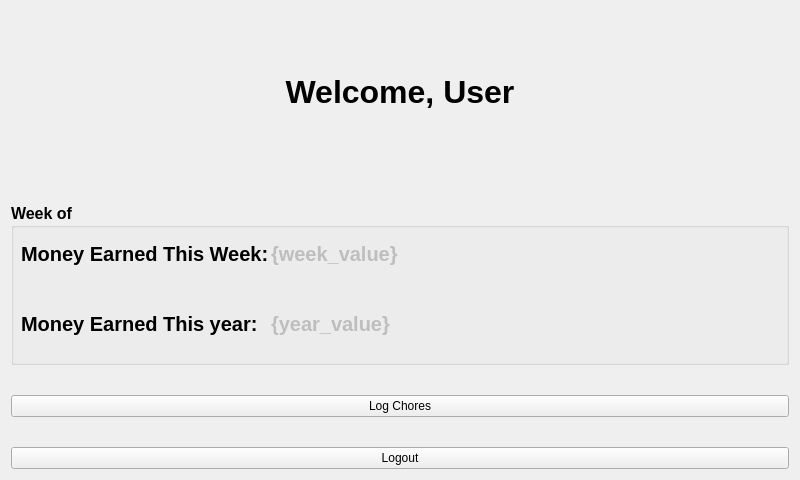
jplarose/PiChores, file UserHome.ui: the form before one commit.
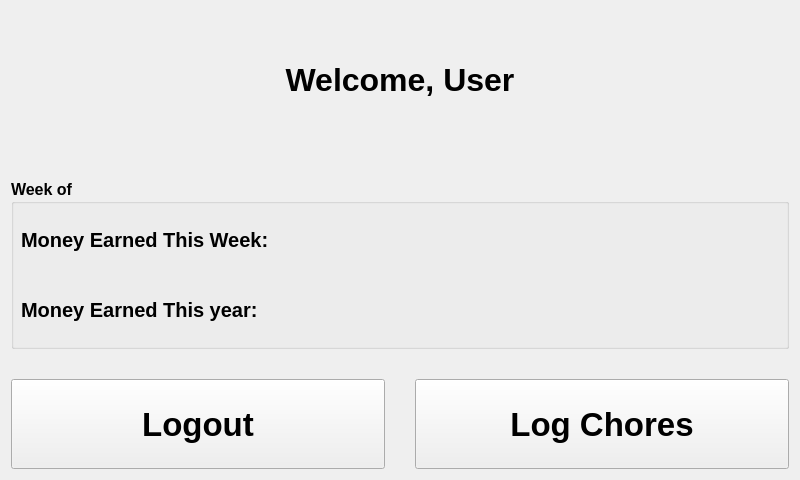
The form after the commit. Icons and pictures are not drawn.

Diff of the .ui file:
```diff
--- a/UserHome.ui
+++ b/UserHome.ui
@@ -29,6 +29,12 @@
    </item>
    <item>
     <widget class="QGroupBox" name="earnings_box">
+     <property name="minimumSize">
+      <size>
+       <width>775</width>
+       <height>170</height>
+      </size>
+     </property>
      <property name="font">
       <font>
        <pointsize>12</pointsize>
@@ -42,7 +48,7 @@
       <property name="geometry">
        <rect>
         <x>10</x>
-        <y>30</y>
+        <y>40</y>
         <width>261</width>
         <height>41</height>
        </rect>
@@ -64,7 +70,7 @@
       <property name="geometry">
        <rect>
         <x>10</x>
-        <y>100</y>
+        <y>110</y>
         <width>241</width>
         <height>41</height>
        </rect>
@@ -86,7 +92,7 @@
       <property name="geometry">
        <rect>
         <x>260</x>
-        <y>30</y>
+        <y>40</y>
         <width>151</width>
         <height>41</height>
        </rect>
@@ -98,7 +104,7 @@
        </font>
       </property>
       <property name="text">
-       <string>{week_value}</string>
+       <string/>
       </property>
      </widget>
      <widget class="QLabel" name="label_2">
@@ -108,7 +114,7 @@
       <property name="geometry">
        <rect>
         <x>260</x>
-        <y>100</y>
+        <y>110</y>
         <width>141</width>
         <height>41</height>
        </rect>
@@ -120,24 +126,945 @@
        </font>
       </property>
       <property name="text">
-       <string>{year_value}</string>
+       <string/>
       </property>
      </widget>
     </widget>
    </item>
    <item>
-    <widget class="QPushButton" name="pushButton">
-     <property name="text">
-      <string>Log Chores</string>
-     </property>
-    </widget>
-   </item>
-   <item>
-    <widget class="QPushButton" name="pushButton_2">
-     <property name="text">
-      <string>Logout</string>
-     </property>
-    </widget>
+    <layout class="QHBoxLayout" name="horizontalLayout">
+     <item>
+      <widget class="QPushButton" name="pushButton_2">
+       <property name="minimumSize">
+        <size>
+         <width>0</width>
+         <height>90</height>
+        </size>
+       </property>
+       <property name="palette">
+        <palette>
+         <active>
+          <colorrole role="WindowText">
+           <brush brushstyle="SolidPattern">
+            <color alpha="255">
+             <red>0</red>
+             <green>0</green>
+             <blue>0</blue>
+            </color>
+           </brush>
+          </colorrole>
+          <colorrole role="Button">
+           <brush brushstyle="SolidPattern">
+            <color alpha="255">
+             <red>237</red>
+             <green>51</green>
+             <blue>59</blue>
+            </color>
+           </brush>
+          </colorrole>
+          <colorrole role="Light">
+           <brush brushstyle="SolidPattern">
+            <color alpha="255">
+             <red>255</red>
+             <green>155</green>
+             <blue>160</blue>
+            </color>
+           </brush>
+          </colorrole>
+          <colorrole role="Midlight">
+           <brush brushstyle="SolidPattern">
+            <color alpha="255">
+             <red>246</red>
+             <green>103</green>
+             <blue>109</blue>
+            </color>
+           </brush>
+          </colorrole>
+          <colorrole role="Dark">
+           <brush brushstyle="SolidPattern">
+            <color alpha="255">
+             <red>118</red>
+             <green>25</green>
+             <blue>29</blue>
+            </color>
+           </brush>
+          </colorrole>
+          <colorrole role="Mid">
+           <brush brushstyle="SolidPattern">
+            <color alpha="255">
+             <red>158</red>
+             <green>34</green>
+             <blue>39</blue>
+            </color>
+           </brush>
+          </colorrole>
+          <colorrole role="Text">
+           <brush brushstyle="SolidPattern">
+            <color alpha="255">
+             <red>0</red>
+             <green>0</green>
+             <blue>0</blue>
+            </color>
+           </brush>
+          </colorrole>
+          <colorrole role="BrightText">
+           <brush brushstyle="SolidPattern">
+            <color alpha="255">
+             <red>255</red>
+             <green>255</green>
+             <blue>255</blue>
+            </color>
+           </brush>
+          </colorrole>
+          <colorrole role="ButtonText">
+           <brush brushstyle="SolidPattern">
+            <color alpha="255">
+             <red>0</red>
+             <green>0</green>
+             <blue>0</blue>
+            </color>
+           </brush>
+          </colorrole>
+          <colorrole role="Base">
+           <brush brushstyle="SolidPattern">
+            <color alpha="255">
+             <red>255</red>
+             <green>255</green>
+             <blue>255</blue>
+            </color>
+           </brush>
+          </colorrole>
+          <colorrole role="Window">
+           <brush brushstyle="SolidPattern">
+            <color alpha="255">
+             <red>237</red>
+             <green>51</green>
+             <blue>59</blue>
+            </color>
+           </brush>
+          </colorrole>
+          <colorrole role="Shadow">
+           <brush brushstyle="SolidPattern">
+            <color alpha="255">
+             <red>0</red>
+             <green>0</green>
+             <blue>0</blue>
+            </color>
+           </brush>
+          </colorrole>
+          <colorrole role="AlternateBase">
+           <brush brushstyle="SolidPattern">
+            <color alpha="255">
+             <red>246</red>
+             <green>153</green>
+             <blue>157</blue>
+            </color>
+           </brush>
+          </colorrole>
+          <colorrole role="ToolTipBase">
+           <brush brushstyle="SolidPattern">
+            <color alpha="255">
+             <red>255</red>
+             <green>255</green>
+             <blue>220</blue>
+            </color>
+           </brush>
+          </colorrole>
+          <colorrole role="ToolTipText">
+           <brush brushstyle="SolidPattern">
+            <color alpha="255">
+             <red>0</red>
+             <green>0</green>
+             <blue>0</blue>
+            </color>
+           </brush>
+          </colorrole>
+          <colorrole role="PlaceholderText">
+           <brush brushstyle="SolidPattern">
+            <color alpha="127">
+             <red>0</red>
+             <green>0</green>
+             <blue>0</blue>
+            </color>
+           </brush>
+          </colorrole>
+         </active>
+         <inactive>
+          <colorrole role="WindowText">
+           <brush brushstyle="SolidPattern">
+            <color alpha="255">
+             <red>0</red>
+             <green>0</green>
+             <blue>0</blue>
+            </color>
+           </brush>
+          </colorrole>
+          <colorrole role="Button">
+           <brush brushstyle="SolidPattern">
+            <color alpha="255">
+             <red>239</red>
+             <green>239</green>
+             <blue>239</blue>
+            </color>
+           </brush>
+          </colorrole>
+          <colorrole role="Light">
+           <brush brushstyle="SolidPattern">
+            <color alpha="255">
+             <red>255</red>
+             <green>255</green>
+             <blue>255</blue>
+            </color>
+           </brush>
+          </colorrole>
+          <colorrole role="Midlight">
+           <brush brushstyle="SolidPattern">
+            <color alpha="255">
+             <red>202</red>
+             <green>202</green>
+             <blue>202</blue>
+            </color>
+           </brush>
+          </colorrole>
+          <colorrole role="Dark">
+           <brush brushstyle="SolidPattern">
+            <color alpha="255">
+             <red>159</red>
+             <green>159</green>
+             <blue>159</blue>
+            </color>
+           </brush>
+          </colorrole>
+          <colorrole role="Mid">
+           <brush brushstyle="SolidPattern">
+            <color alpha="255">
+             <red>184</red>
+             <green>184</green>
+             <blue>184</blue>
+            </color>
+           </brush>
+          </colorrole>
+          <colorrole role="Text">
+           <brush brushstyle="SolidPattern">
+            <color alpha="255">
+             <red>0</red>
+             <green>0</green>
+             <blue>0</blue>
+            </color>
+           </brush>
+          </colorrole>
+          <colorrole role="BrightText">
+           <brush brushstyle="SolidPattern">
+            <color alpha="255">
+             <red>255</red>
+             <green>255</green>
+             <blue>255</blue>
+            </color>
+           </brush>
+          </colorrole>
+          <colorrole role="ButtonText">
+           <brush brushstyle="SolidPattern">
+            <color alpha="255">
+             <red>0</red>
+             <green>0</green>
+             <blue>0</blue>
+            </color>
+           </brush>
+          </colorrole>
+          <colorrole role="Base">
+           <brush brushstyle="SolidPattern">
+            <color alpha="255">
+             <red>255</red>
+             <green>255</green>
+             <blue>255</blue>
+            </color>
+           </brush>
+          </colorrole>
+          <colorrole role="Window">
+           <brush brushstyle="SolidPattern">
+            <color alpha="255">
+             <red>239</red>
+             <green>239</green>
+             <blue>239</blue>
+            </color>
+           </brush>
+          </colorrole>
+          <colorrole role="Shadow">
+           <brush brushstyle="SolidPattern">
+            <color alpha="255">
+             <red>118</red>
+             <green>118</green>
+             <blue>118</blue>
+            </color>
+           </brush>
+          </colorrole>
+          <colorrole role="AlternateBase">
+           <brush brushstyle="SolidPattern">
+            <color alpha="255">
+             <red>247</red>
+             <green>247</green>
+             <blue>247</blue>
+            </color>
+           </brush>
+          </colorrole>
+          <colorrole role="ToolTipBase">
+           <brush brushstyle="SolidPattern">
+            <color alpha="255">
+             <red>255</red>
+             <green>255</green>
+             <blue>220</blue>
+            </color>
+           </brush>
+          </colorrole>
+          <colorrole role="ToolTipText">
+           <brush brushstyle="SolidPattern">
+            <color alpha="255">
+             <red>0</red>
+             <green>0</green>
+             <blue>0</blue>
+            </color>
+           </brush>
+          </colorrole>
+          <colorrole role="PlaceholderText">
+           <brush brushstyle="SolidPattern">
+            <color alpha="128">
+             <red>0</red>
+             <green>0</green>
+             <blue>0</blue>
+            </color>
+           </brush>
+          </colorrole>
+         </inactive>
+         <disabled>
+          <colorrole role="WindowText">
+           <brush brushstyle="SolidPattern">
+            <color alpha="255">
+             <red>118</red>
+             <green>25</green>
+             <blue>29</blue>
+            </color>
+           </brush>
+          </colorrole>
+          <colorrole role="Button">
+           <brush brushstyle="SolidPattern">
+            <color alpha="255">
+             <red>237</red>
+             <green>51</green>
+             <blue>59</blue>
+            </color>
+           </brush>
+          </colorrole>
+          <colorrole role="Light">
+           <brush brushstyle="SolidPattern">
+            <color alpha="255">
+             <red>255</red>
+             <green>155</green>
+             <blue>160</blue>
+            </color>
+           </brush>
+          </colorrole>
+          <colorrole role="Midlight">
+           <brush brushstyle="SolidPattern">
+            <color alpha="255">
+             <red>246</red>
+             <green>103</green>
+             <blue>109</blue>
+            </color>
+           </brush>
+          </colorrole>
+          <colorrole role="Dark">
+           <brush brushstyle="SolidPattern">
+            <color alpha="255">
+             <red>118</red>
+             <green>25</green>
+             <blue>29</blue>
+            </color>
+           </brush>
+          </colorrole>
+          <colorrole role="Mid">
+           <brush brushstyle="SolidPattern">
+            <color alpha="255">
+             <red>158</red>
+             <green>34</green>
+             <blue>39</blue>
+            </color>
+           </brush>
+          </colorrole>
+          <colorrole role="Text">
+           <brush brushstyle="SolidPattern">
+            <color alpha="255">
+             <red>118</red>
+             <green>25</green>
+             <blue>29</blue>
+            </color>
+           </brush>
+          </colorrole>
+          <colorrole role="BrightText">
+           <brush brushstyle="SolidPattern">
+            <color alpha="255">
+             <red>255</red>
+             <green>255</green>
+             <blue>255</blue>
+            </color>
+           </brush>
+          </colorrole>
+          <colorrole role="ButtonText">
+           <brush brushstyle="SolidPattern">
+            <color alpha="255">
+             <red>118</red>
+             <green>25</green>
+             <blue>29</blue>
+            </color>
+           </brush>
+          </colorrole>
+          <colorrole role="Base">
+           <brush brushstyle="SolidPattern">
+            <color alpha="255">
+             <red>237</red>
+             <green>51</green>
+             <blue>59</blue>
+            </color>
+           </brush>
+          </colorrole>
+          <colorrole role="Window">
+           <brush brushstyle="SolidPattern">
+            <color alpha="255">
+             <red>237</red>
+             <green>51</green>
+             <blue>59</blue>
+            </color>
+           </brush>
+          </colorrole>
+          <colorrole role="Shadow">
+           <brush brushstyle="SolidPattern">
+            <color alpha="255">
+             <red>177</red>
+             <green>177</green>
+             <blue>177</blue>
+            </color>
+           </brush>
+          </colorrole>
+          <colorrole role="AlternateBase">
+           <brush brushstyle="SolidPattern">
+            <color alpha="255">
+             <red>247</red>
+             <green>247</green>
+             <blue>247</blue>
+            </color>
+           </brush>
+          </colorrole>
+          <colorrole role="ToolTipBase">
+           <brush brushstyle="SolidPattern">
+            <color alpha="255">
+             <red>255</red>
+             <green>255</green>
+             <blue>220</blue>
+            </color>
+           </brush>
+          </colorrole>
+          <colorrole role="ToolTipText">
+           <brush brushstyle="SolidPattern">
+            <color alpha="255">
+             <red>0</red>
+             <green>0</green>
+             <blue>0</blue>
+            </color>
+           </brush>
+          </colorrole>
+          <colorrole role="PlaceholderText">
+           <brush brushstyle="SolidPattern">
+            <color alpha="128">
+             <red>0</red>
+             <green>0</green>
+             <blue>0</blue>
+            </color>
+           </brush>
+          </colorrole>
+         </disabled>
+        </palette>
+       </property>
+       <property name="font">
+        <font>
+         <pointsize>25</pointsize>
+         <bold>true</bold>
+        </font>
+       </property>
+       <property name="text">
+        <string>Logout</string>
+       </property>
+       <property name="icon">
+        <iconset theme="go-previous"/>
+       </property>
+       <property name="iconSize">
+        <size>
+         <width>30</width>
+         <height>30</height>
+        </size>
+       </property>
+      </widget>
+     </item>
+     <item>
+      <widget class="QPushButton" name="pushButton">
+       <property name="minimumSize">
+        <size>
+         <width>0</width>
+         <height>90</height>
+        </size>
+       </property>
+       <property name="palette">
+        <palette>
+         <active>
+          <colorrole role="WindowText">
+           <brush brushstyle="SolidPattern">
+            <color alpha="255">
+             <red>0</red>
+             <green>0</green>
+             <blue>0</blue>
+            </color>
+           </brush>
+          </colorrole>
+          <colorrole role="Button">
+           <brush brushstyle="SolidPattern">
+            <color alpha="255">
+             <red>87</red>
+             <green>227</green>
+             <blue>137</blue>
+            </color>
+           </brush>
+          </colorrole>
+          <colorrole role="Light">
+           <brush brushstyle="SolidPattern">
+            <color alpha="255">
+             <red>183</red>
+             <green>255</green>
+             <blue>209</blue>
+            </color>
+           </brush>
+          </colorrole>
+          <colorrole role="Midlight">
+           <brush brushstyle="SolidPattern">
+            <color alpha="255">
+             <red>135</red>
+             <green>241</green>
+             <blue>173</blue>
+            </color>
+           </brush>
+          </colorrole>
+          <colorrole role="Dark">
+           <brush brushstyle="SolidPattern">
+            <color alpha="255">
+             <red>43</red>
+             <green>113</green>
+             <blue>69</blue>
+            </color>
+           </brush>
+          </colorrole>
+          <colorrole role="Mid">
+           <brush brushstyle="SolidPattern">
+            <color alpha="255">
+             <red>58</red>
+             <green>151</green>
+             <blue>91</blue>
+            </color>
+           </brush>
+          </colorrole>
+          <colorrole role="Text">
+           <brush brushstyle="SolidPattern">
+            <color alpha="255">
+             <red>0</red>
+             <green>0</green>
+             <blue>0</blue>
+            </color>
+           </brush>
+          </colorrole>
+          <colorrole role="BrightText">
+           <brush brushstyle="SolidPattern">
+            <color alpha="255">
+             <red>255</red>
+             <green>255</green>
+             <blue>255</blue>
+            </color>
+           </brush>
+          </colorrole>
+          <colorrole role="ButtonText">
+           <brush brushstyle="SolidPattern">
+            <color alpha="255">
+             <red>0</red>
+             <green>0</green>
+             <blue>0</blue>
+            </color>
+           </brush>
+          </colorrole>
+          <colorrole role="Base">
+           <brush brushstyle="SolidPattern">
+            <color alpha="255">
+             <red>255</red>
+             <green>255</green>
+             <blue>255</blue>
+            </color>
+           </brush>
+          </colorrole>
+          <colorrole role="Window">
+           <brush brushstyle="SolidPattern">
+            <color alpha="255">
+             <red>87</red>
+             <green>227</green>
+             <blue>137</blue>
+            </color>
+           </brush>
+          </colorrole>
+          <colorrole role="Shadow">
+           <brush brushstyle="SolidPattern">
+            <color alpha="255">
+             <red>0</red>
+             <green>0</green>
+             <blue>0</blue>
+            </color>
+           </brush>
+          </colorrole>
+          <colorrole role="AlternateBase">
+           <brush brushstyle="SolidPattern">
+            <color alpha="255">
+             <red>171</red>
+             <green>241</green>
+             <blue>196</blue>
+            </color>
+           </brush>
+          </colorrole>
+          <colorrole role="ToolTipBase">
+           <brush brushstyle="SolidPattern">
+            <color alpha="255">
+             <red>255</red>
+             <green>255</green>
+             <blue>220</blue>
+            </color>
+           </brush>
+          </colorrole>
+          <colorrole role="ToolTipText">
+           <brush brushstyle="SolidPattern">
+            <color alpha="255">
+             <red>0</red>
+             <green>0</green>
+             <blue>0</blue>
+            </color>
+           </brush>
+          </colorrole>
+          <colorrole role="PlaceholderText">
+           <brush brushstyle="SolidPattern">
+            <color alpha="127">
+             <red>0</red>
+             <green>0</green>
+             <blue>0</blue>
+            </color>
+           </brush>
+          </colorrole>
+         </active>
+         <inactive>
+          <colorrole role="WindowText">
+           <brush brushstyle="SolidPattern">
+            <color alpha="255">
+             <red>0</red>
+             <green>0</green>
+             <blue>0</blue>
+            </color>
+           </brush>
+          </colorrole>
+          <colorrole role="Button">
+           <brush brushstyle="SolidPattern">
+            <color alpha="255">
+             <red>239</red>
+             <green>239</green>
+             <blue>239</blue>
+            </color>
+           </brush>
+          </colorrole>
+          <colorrole role="Light">
+           <brush brushstyle="SolidPattern">
+            <color alpha="255">
+             <red>255</red>
+             <green>255</green>
+             <blue>255</blue>
+            </color>
+           </brush>
+          </colorrole>
+          <colorrole role="Midlight">
+           <brush brushstyle="SolidPattern">
+            <color alpha="255">
+             <red>202</red>
+             <green>202</green>
+             <blue>202</blue>
+            </color>
+           </brush>
+          </colorrole>
+          <colorrole role="Dark">
+           <brush brushstyle="SolidPattern">
+            <color alpha="255">
+             <red>159</red>
+             <green>159</green>
+             <blue>159</blue>
+            </color>
+           </brush>
+          </colorrole>
+          <colorrole role="Mid">
+           <brush brushstyle="SolidPattern">
+            <color alpha="255">
+             <red>184</red>
+             <green>184</green>
+             <blue>184</blue>
+            </color>
+           </brush>
+          </colorrole>
+          <colorrole role="Text">
+           <brush brushstyle="SolidPattern">
+            <color alpha="255">
+             <red>0</red>
+             <green>0</green>
+             <blue>0</blue>
+            </color>
+           </brush>
+          </colorrole>
+          <colorrole role="BrightText">
+           <brush brushstyle="SolidPattern">
+            <color alpha="255">
+             <red>255</red>
+             <green>255</green>
+             <blue>255</blue>
+            </color>
+           </brush>
+          </colorrole>
+          <colorrole role="ButtonText">
+           <brush brushstyle="SolidPattern">
+            <color alpha="255">
+             <red>0</red>
+             <green>0</green>
+             <blue>0</blue>
+            </color>
+           </brush>
+          </colorrole>
+          <colorrole role="Base">
+           <brush brushstyle="SolidPattern">
+            <color alpha="255">
+             <red>255</red>
+             <green>255</green>
+             <blue>255</blue>
+            </color>
+           </brush>
+          </colorrole>
+          <colorrole role="Window">
+           <brush brushstyle="SolidPattern">
+            <color alpha="255">
+             <red>239</red>
+             <green>239</green>
+             <blue>239</blue>
+            </color>
+           </brush>
+          </colorrole>
+          <colorrole role="Shadow">
+           <brush brushstyle="SolidPattern">
+            <color alpha="255">
+             <red>118</red>
+             <green>118</green>
+             <blue>118</blue>
+            </color>
+           </brush>
+          </colorrole>
+          <colorrole role="AlternateBase">
+           <brush brushstyle="SolidPattern">
+            <color alpha="255">
+             <red>247</red>
+             <green>247</green>
+             <blue>247</blue>
+            </color>
+           </brush>
+          </colorrole>
+          <colorrole role="ToolTipBase">
+           <brush brushstyle="SolidPattern">
+            <color alpha="255">
+             <red>255</red>
+             <green>255</green>
+             <blue>220</blue>
+            </color>
+           </brush>
+          </colorrole>
+          <colorrole role="ToolTipText">
+           <brush brushstyle="SolidPattern">
+            <color alpha="255">
+             <red>0</red>
+             <green>0</green>
+             <blue>0</blue>
+            </color>
+           </brush>
+          </colorrole>
+          <colorrole role="PlaceholderText">
+           <brush brushstyle="SolidPattern">
+            <color alpha="128">
+             <red>0</red>
+             <green>0</green>
+             <blue>0</blue>
+            </color>
+           </brush>
+          </colorrole>
+         </inactive>
+         <disabled>
+          <colorrole role="WindowText">
+           <brush brushstyle="SolidPattern">
+            <color alpha="255">
+             <red>43</red>
+             <green>113</green>
+             <blue>69</blue>
+            </color>
+           </brush>
+          </colorrole>
+          <colorrole role="Button">
+           <brush brushstyle="SolidPattern">
+            <color alpha="255">
+             <red>87</red>
+             <green>227</green>
+             <blue>137</blue>
+            </color>
+           </brush>
+          </colorrole>
+          <colorrole role="Light">
+           <brush brushstyle="SolidPattern">
+            <color alpha="255">
+             <red>183</red>
+             <green>255</green>
+             <blue>209</blue>
+            </color>
+           </brush>
+          </colorrole>
+          <colorrole role="Midlight">
+           <brush brushstyle="SolidPattern">
+            <color alpha="255">
+             <red>135</red>
+             <green>241</green>
+             <blue>173</blue>
+            </color>
+           </brush>
+          </colorrole>
+          <colorrole role="Dark">
+           <brush brushstyle="SolidPattern">
+            <color alpha="255">
+             <red>43</red>
+             <green>113</green>
+             <blue>69</blue>
+            </color>
+           </brush>
+          </colorrole>
+          <colorrole role="Mid">
+           <brush brushstyle="SolidPattern">
+            <color alpha="255">
+             <red>58</red>
+             <green>151</green>
+             <blue>91</blue>
+            </color>
+           </brush>
+          </colorrole>
+          <colorrole role="Text">
+           <brush brushstyle="SolidPattern">
+            <color alpha="255">
+             <red>43</red>
+             <green>113</green>
+             <blue>69</blue>
+            </color>
+           </brush>
+          </colorrole>
+          <colorrole role="BrightText">
+           <brush brushstyle="SolidPattern">
+            <color alpha="255">
+             <red>255</red>
+             <green>255</green>
+             <blue>255</blue>
+            </color>
+           </brush>
+          </colorrole>
+          <colorrole role="ButtonText">
+           <brush brushstyle="SolidPattern">
+            <color alpha="255">
+             <red>43</red>
+             <green>113</green>
+             <blue>69</blue>
+            </color>
+           </brush>
+          </colorrole>
+          <colorrole role="Base">
+           <brush brushstyle="SolidPattern">
+            <color alpha="255">
+             <red>87</red>
+             <green>227</green>
+             <blue>137</blue>
+            </color>
+           </brush>
+          </colorrole>
+          <colorrole role="Window">
+           <brush brushstyle="SolidPattern">
+            <color alpha="255">
+             <red>87</red>
+             <green>227</green>
+             <blue>137</blue>
+            </color>
+           </brush>
+          </colorrole>
+          <colorrole role="Shadow">
+           <brush brushstyle="SolidPattern">
+            <color alpha="255">
+             <red>177</red>
+             <green>177</green>
+             <blue>177</blue>
+            </color>
+           </brush>
+          </colorrole>
+          <colorrole role="AlternateBase">
+           <brush brushstyle="SolidPattern">
+            <color alpha="255">
+             <red>247</red>
+             <green>247</green>
+             <blue>247</blue>
+            </color>
+           </brush>
+          </colorrole>
+          <colorrole role="ToolTipBase">
+           <brush brushstyle="SolidPattern">
+            <color alpha="255">
+             <red>255</red>
+             <green>255</green>
+             <blue>220</blue>
+            </color>
+           </brush>
+          </colorrole>
+          <colorrole role="ToolTipText">
+           <brush brushstyle="SolidPattern">
+            <color alpha="255">
+             <red>0</red>
+             <green>0</green>
+             <blue>0</blue>
+            </color>
+           </brush>
+          </colorrole>
+          <colorrole role="PlaceholderText">
+           <brush brushstyle="SolidPattern">
+            <color alpha="128">
+             <red>0</red>
+             <green>0</green>
+             <blue>0</blue>
+            </color>
+           </brush>
+          </colorrole>
+         </disabled>
+        </palette>
+       </property>
+       <property name="font">
+        <font>
+         <pointsize>25</pointsize>
+         <bold>true</bold>
+        </font>
+       </property>
+       <property name="text">
+        <string>Log Chores</string>
+       </property>
+      </widget>
+     </item>
+    </layout>
    </item>
   </layout>
  </widget>
```
Left out of the diff: 2 changed lines with no effect on the pictures.
